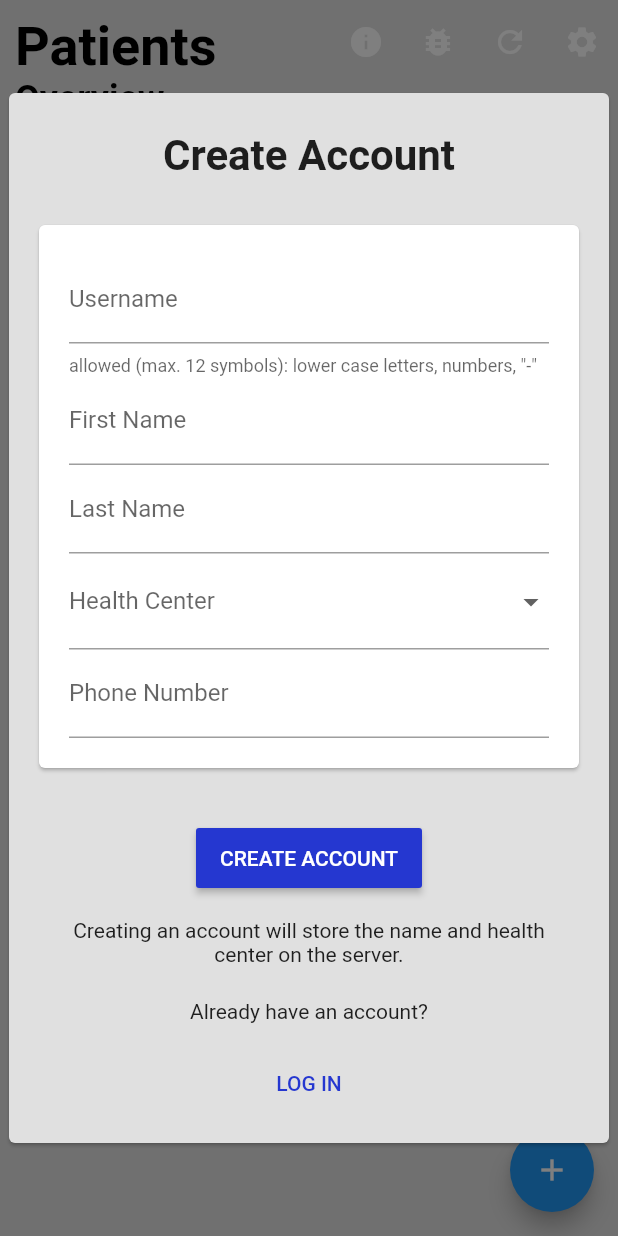
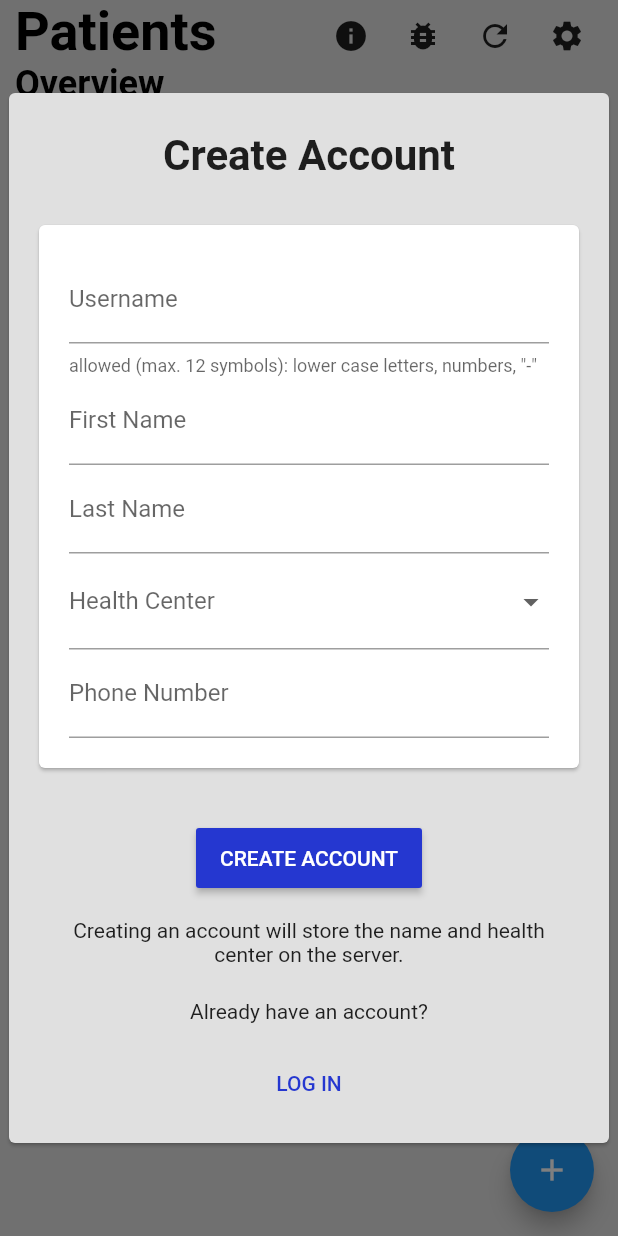
Before and after one commit to chrisly-bear/PEBRApp, a Flutter app: the screen it shows after launch, on a phone screen of 412 x 824 dp. Run offline on Flutter 3.47's test engine with Material 2 defaults, Android fonts, the phone set to English and light mode, and no system bars; our stand-ins replace flushbar, shared_preferences, sqflite; missing offline and left inert: spreadsheet_decoder; accounts and stored records are empty.

Commit message:
Improved transparent header.
- Scales better across different devices.
- Body is only scrollable if it is larger than the screen.

```diff
--- a/lib/components/PageHeader.dart
+++ /dev/null
@@ -1,61 +0,0 @@
-import 'package:flutter/material.dart';
-
-class PageHeader extends StatelessWidget {
-  String _title, _subtitle;
-
-  PageHeader({String title, String subtitle}) {
-    this._title = title;
-    this._subtitle = subtitle;
-  }
-
-  @override
-  Widget build(BuildContext context) {
-    return SafeArea(
-      child: Padding(
-          padding: EdgeInsets.symmetric(horizontal: 10.0, vertical: 10.0),
-          child: _buildTitleAndSubtitle(_title, _subtitle)),
-    );
-  }
-
-  _buildTitleAndSubtitle(String title, String subtitle) {
-    if (title == null && subtitle == null) {
-      return null;
-    }
-
-    if (title != null) {
-      if (subtitle != null) {
-        return Column(
-          crossAxisAlignment: CrossAxisAlignment.start,
-          children: <Widget>[
-            _formatTitle(title),
-            _formatSubtitle(subtitle),
-          ],
-        );
-      } else {
-        return _formatTitle(title);
-      }
-    }
-  }
-
-  _formatTitle(String title) {
-    return Text(
-      title,
-      style: TextStyle(
-        fontSize: 36,
-        fontWeight: FontWeight.bold,
-        color: Colors.black,
-      ),
-    );
-  }
-
-  _formatSubtitle(String subtitle) {
-    return Text(
-      subtitle,
-      style: TextStyle(
-        fontSize: 24,
-        fontWeight: FontWeight.bold,
-        color: Colors.black,
-      ),
-    );
-  }
-}
--- /dev/null
+++ b/lib/components/TransparentHeaderPage.dart
@@ -0,0 +1,125 @@
+import 'dart:io';
+import 'dart:ui';
+
+import 'package:flutter/material.dart';
+
+class TransparentHeaderPage extends StatelessWidget {
+  String _title, _subtitle;
+  List<Widget> _actions;
+  Widget _child;
+
+  static final double _headerHeight = Platform.isIOS ? 82.0 : 80.0;
+  static const double _BLUR_RADIUS = 10.0;
+
+  TransparentHeaderPage({String title, String subtitle, List<Widget> actions, @required Widget child}) {
+    this._title = title;
+    this._subtitle = subtitle;
+    this._actions = actions;
+    this._child = child;
+  }
+
+  Widget get _background {
+    return SafeArea(
+      right: false,
+      left: false,
+      bottom: false,
+      top: true,
+      child: SingleChildScrollView(
+        child: Column(
+          children: [
+            // padding until bottom of header
+            Container(height: _headerHeight),
+            // padding to avoid Gaussian blur
+            Container(height: Platform.isIOS ? 20.0 : 22.0),
+            _child,
+          ],
+        ),
+      ),
+    );
+  }
+
+  Widget get _foreground {
+
+    final Widget _actionBar = Row(
+      mainAxisAlignment: MainAxisAlignment.end,
+      children: _actions,
+    );
+
+    return SafeArea(
+      right: false,
+      left: false,
+      bottom: false,
+      top: true,
+      child: Container(
+        height: _headerHeight,
+        child: ClipRect(
+          child: BackdropFilter(
+            filter: ImageFilter.blur(sigmaX: _BLUR_RADIUS, sigmaY: _BLUR_RADIUS),
+            child: Padding(
+              padding: EdgeInsets.only(left: 10.0, right: 10.0, bottom: 10.0),
+              child: Row(
+                  mainAxisAlignment: MainAxisAlignment.spaceBetween,
+                  crossAxisAlignment: CrossAxisAlignment.start,
+                  children: <Widget>[
+                    _buildTitleAndSubtitle(_title, _subtitle),
+                    _actionBar,
+                  ]),
+            ),
+          ),
+        ),
+      ),
+    );
+  }
+
+  @override
+  Widget build(BuildContext context) {
+    return Stack(
+      children: <Widget>[
+        _background, // body
+        _foreground, // header
+      ],
+    );
+  }
+
+  _buildTitleAndSubtitle(String title, String subtitle) {
+    if (title == null && subtitle == null) {
+      return null;
+    }
+
+    if (title != null) {
+      if (subtitle != null) {
+        return Column(
+          crossAxisAlignment: CrossAxisAlignment.start,
+          children: <Widget>[
+            _formatTitle(title),
+            _formatSubtitle(subtitle),
+          ],
+        );
+      } else {
+        return _formatTitle(title);
+      }
+    }
+  }
+
+  _formatTitle(String title) {
+    return Text(
+      title,
+      style: TextStyle(
+        fontSize: 36,
+        fontWeight: FontWeight.bold,
+        color: Colors.black,
+      ),
+    );
+  }
+
+  _formatSubtitle(String subtitle) {
+    return Text(
+      subtitle,
+      style: TextStyle(
+        fontSize: 24,
+        fontWeight: FontWeight.bold,
+        color: Colors.black,
+      ),
+    );
+  }
+}
--- a/lib/screens/MainScreen.dart
+++ b/lib/screens/MainScreen.dart
@@ -8,9 +8,7 @@ import 'package:pebrapp/database/DatabaseProvider.dart';
 import 'package:pebrapp/database/beans/ARTRefillOption.dart';
 import 'package:pebrapp/database/beans/SupportPreferencesSelection.dart';
 import 'package:pebrapp/database/beans/ViralLoadSource.dart';
-import 'package:pebrapp/database/models/PreferenceAssessment.dart';
 import 'package:pebrapp/database/models/UserData.dart';
-import 'package:pebrapp/database/models/ViralLoad.dart';
 import 'package:pebrapp/exceptions/DocumentNotFoundException.dart';
 import 'package:pebrapp/exceptions/NoLoginDataException.dart';
 import 'package:pebrapp/exceptions/SWITCHLoginFailedException.dart';
@@ -21,7 +19,7 @@ import 'dart:ui';
 import 'package:pebrapp/screens/SettingsScreen.dart';
 import 'package:pebrapp/screens/IconExplanationsScreen.dart';
 import 'package:pebrapp/screens/PatientScreen.dart';
-import 'package:pebrapp/components/PageHeader.dart';
+import 'package:pebrapp/components/TransparentHeaderPage.dart';
 import 'package:pebrapp/database/models/Patient.dart';
 import 'package:pebrapp/state/PatientBloc.dart';
 import 'package:pebrapp/utils/Utils.dart';
@@ -198,20 +196,30 @@ class _MainScreenState extends State<MainScreen> with WidgetsBindingObserver {
           onPressed: _pushNewPatientScreen,
           child: Icon(Icons.add),
         ),
-        body: Stack(
-          children: <Widget>[
-            _bodyToDisplayBasedOnState(),
-            Container(
-              height: _appBarHeight,
-              child: ClipRect(
-                child: BackdropFilter(
-                  filter: new ImageFilter.blur(sigmaX: 10.0, sigmaY: 10.0),
-                  child: _customHeightAppBar(),
-                ),
-              ),
+        body: TransparentHeaderPage(
+          title: 'Patients',
+          subtitle: 'Overview',
+          child: _bodyToDisplayBasedOnState(),
+          actions: <Widget>[
+            IconButton(
+              icon: Icon(Icons.info),
+              onPressed: _pushIconExplanationsScreen,
+            ),
+            IconButton(
+              icon: Icon(Icons.bug_report),
+              onPressed: _pushDebugScreen,
+            ),
+            IconButton(
+                icon: Icon(Icons.refresh),
+                onPressed: PatientBloc.instance.sinkAllPatientsFromDatabase
+            ),
+            IconButton(
+              icon: Icon(Icons.settings),
+              onPressed: _pushSettingsScreen,
             ),
           ],
-        ));
+        ),
+    );
   }
 
   // Gets called when the application comes to the foreground.
@@ -287,37 +295,6 @@ class _MainScreenState extends State<MainScreen> with WidgetsBindingObserver {
     }
   }
 
-  _customHeightAppBar() {
-    return AppBar(
-      backgroundColor: Colors.transparent,
-      elevation: 0,
-      // This is a hack so we can increase the height of the AppBar
-//      bottom: PreferredSize(
-//        child: Container(),
-//        preferredSize: Size.fromHeight(35),
-//      ),
-      flexibleSpace: PageHeader(title: 'Patients', subtitle: 'Overview'),
-      actions: <Widget>[
-        IconButton(
-          icon: Icon(Icons.info),
-          onPressed: _pushIconExplanationsScreen,
-        ),
-        IconButton(
-          icon: Icon(Icons.bug_report),
-          onPressed: _pushDebugScreen,
-        ),
-        IconButton(
-          icon: Icon(Icons.refresh),
-          onPressed: PatientBloc.instance.sinkAllPatientsFromDatabase
-        ),
-        IconButton(
-          icon: Icon(Icons.settings),
-          onPressed: _pushSettingsScreen,
-        ),
-      ],
-    );
-  }
-
   void _pushDebugScreen() {
     Navigator.of(_context).push(
       PageRouteBuilder<void>(
@@ -390,7 +367,7 @@ class _MainScreenState extends State<MainScreen> with WidgetsBindingObserver {
     );
   }
 
-  _bodyLoading() {
+  Center _bodyLoading() {
     return Center(
       child: CircularProgressIndicator(
           valueColor: AlwaysStoppedAnimation<Color>(Colors.white)
@@ -398,17 +375,17 @@ class _MainScreenState extends State<MainScreen> with WidgetsBindingObserver {
     );
   }
 
-  _bodyNoData() {
+  Center _bodyNoData() {
     return Center(child: Text("No patients recorded yet. Add new patient by clicking the + icon."));
   }
 
-  _bodyPatientTable() {
-    return ListView(
+  Column _bodyPatientTable() {
+    return Column(
       children: _buildPatientCards(),
     );
   }
 
-  _buildPatientCards() {
+  List<Widget> _buildPatientCards() {
     const _cardMarginVertical = 5.0;
     const _cardMarginHorizontal = 10.0;
     const _rowPaddingVertical = 20.0;
@@ -416,7 +393,7 @@ class _MainScreenState extends State<MainScreen> with WidgetsBindingObserver {
     const _cardHeight = 100.0;
     const _colorBarWidth = 15.0;
 
-    _formatHeaderRowText(String text) {
+    Text _formatHeaderRowText(String text) {
       return Text(
         text.toUpperCase(),
         style: TextStyle(
@@ -426,7 +403,7 @@ class _MainScreenState extends State<MainScreen> with WidgetsBindingObserver {
       );
     }
 
-    _formatPatientRowText(String text, {bool isActivated: true, bool highlight: false}) {
+    Text _formatPatientRowText(String text, {bool isActivated: true, bool highlight: false}) {
       return Text(
         text,
         style: TextStyle(
@@ -501,12 +478,7 @@ class _MainScreenState extends State<MainScreen> with WidgetsBindingObserver {
       return Row(children: icons);
     }
 
-    var _patientCards = <Widget>[
-      // container acting as margin for the app bar
-      Container(
-        height: _appBarHeight - 10,
-        color: Colors.transparent,
-      ),
+    List<Widget> _patientCards = <Widget>[
       Container(
           padding: EdgeInsets.symmetric(
               vertical: _cardMarginVertical,
```
